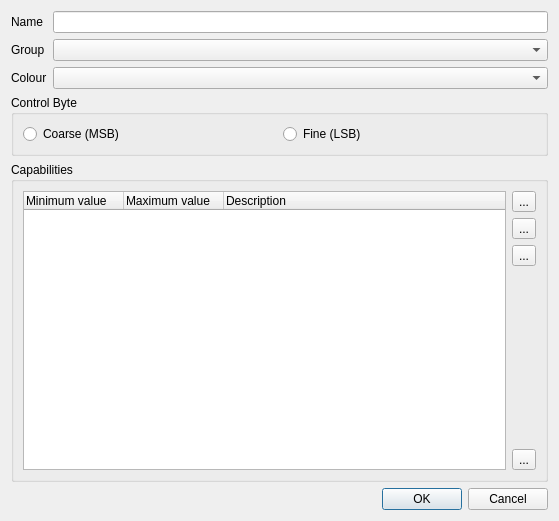
First picture: the form in fixtureeditor/editchannel.ui, repository mcallegari/qlcplus, before the edit.
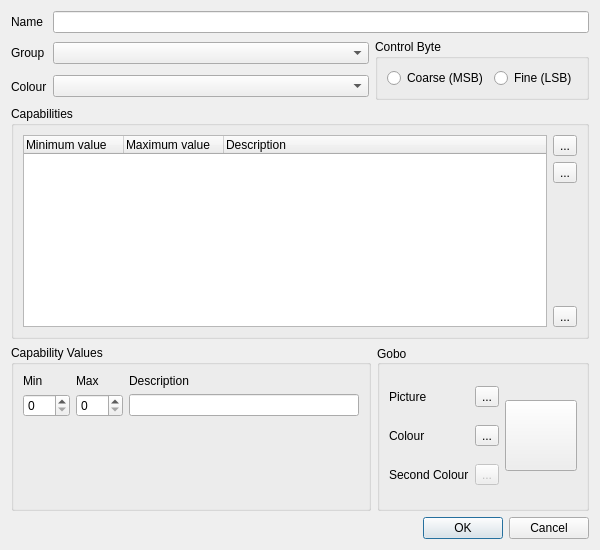
Second picture: the form after the edit. Icons and pictures are not drawn.

Commit message: Fixture Editor: Channel capability editing is now done in a single window

Patch:
```diff
--- a/fixtureeditor/editchannel.ui
+++ b/fixtureeditor/editchannel.ui
@@ -6,8 +6,8 @@
    <rect>
     <x>0</x>
     <y>0</y>
-    <width>559</width>
-    <height>521</height>
+    <width>600</width>
+    <height>550</height>
    </rect>
   </property>
   <property name="windowTitle">
@@ -16,34 +16,25 @@
   <layout class="QGridLayout" name="gridLayout_2">
    <item row="0" column="0">
     <widget class="QLabel" name="m_nameLabel">
+     <property name="sizePolicy">
+      <sizepolicy hsizetype="Preferred" vsizetype="Preferred">
+       <horstretch>0</horstretch>
+       <verstretch>0</verstretch>
+      </sizepolicy>
+     </property>
      <property name="text">
       <string>Name</string>
      </property>
     </widget>
    </item>
-   <item row="0" column="1">
-    <widget class="QLineEdit" name="m_nameEdit">
-     <property name="toolTip">
-      <string>The name of this channel</string>
-     </property>
-    </widget>
-   </item>
-   <item row="1" column="0">
-    <widget class="QLabel" name="m_groupLabel">
-     <property name="text">
-      <string>Group</string>
-     </property>
-    </widget>
-   </item>
-   <item row="1" column="1">
-    <widget class="QComboBox" name="m_groupCombo">
-     <property name="toolTip">
-      <string>The group this channel belongs to</string>
-     </property>
-    </widget>
-   </item>
    <item row="2" column="0">
     <widget class="QLabel" name="m_colourLabel">
+     <property name="sizePolicy">
+      <sizepolicy hsizetype="Preferred" vsizetype="Preferred">
+       <horstretch>0</horstretch>
+       <verstretch>0</verstretch>
+      </sizepolicy>
+     </property>
      <property name="text">
       <string>Colour</string>
      </property>
@@ -51,71 +42,36 @@
    </item>
    <item row="2" column="1">
     <widget class="QComboBox" name="m_colourCombo">
+     <property name="sizePolicy">
+      <sizepolicy hsizetype="Expanding" vsizetype="Fixed">
+       <horstretch>0</horstretch>
+       <verstretch>0</verstretch>
+      </sizepolicy>
+     </property>
      <property name="toolTip">
       <string>Primary colour level controlled by this channel</string>
      </property>
     </widget>
    </item>
-   <item row="3" column="0" colspan="2">
-    <widget class="QGroupBox" name="m_controlByteGroup">
-     <property name="title">
-      <string>Control Byte</string>
+   <item row="1" column="0">
+    <widget class="QLabel" name="m_groupLabel">
+     <property name="sizePolicy">
+      <sizepolicy hsizetype="Preferred" vsizetype="Preferred">
+       <horstretch>0</horstretch>
+       <verstretch>0</verstretch>
+      </sizepolicy>
      </property>
-     <layout class="QHBoxLayout">
-      <item>
-       <widget class="QRadioButton" name="m_msbRadio">
-        <property name="text">
-         <string>Coarse (MSB)</string>
-        </property>
-       </widget>
-      </item>
-      <item>
-       <widget class="QRadioButton" name="m_lsbRadio">
-        <property name="text">
-         <string>Fine (LSB)</string>
-        </property>
-       </widget>
-      </item>
-     </layout>
+     <property name="text">
+      <string>Group</string>
+     </property>
     </widget>
    </item>
-   <item row="4" column="0" colspan="2">
+   <item row="4" column="0" colspan="3">
     <widget class="QGroupBox" name="groupBox_2">
      <property name="title">
       <string>Capabilities</string>
      </property>
      <layout class="QGridLayout" name="gridLayout">
-      <item row="0" column="0" rowspan="5">
-       <widget class="QTreeWidget" name="m_capabilityList">
-        <property name="alternatingRowColors">
-         <bool>true</bool>
-        </property>
-        <property name="rootIsDecorated">
-         <bool>false</bool>
-        </property>
-        <property name="itemsExpandable">
-         <bool>false</bool>
-        </property>
-        <property name="allColumnsShowFocus">
-         <bool>true</bool>
-        </property>
-        <column>
-         <property name="text">
-          <string>Minimum value</string>
-         </property>
-        </column>
-        <column>
-         <property name="text">
-          <string>Maximum value</string>
-         </property>
-        </column>
-        <column>
-         <property name="text">
-          <string>Description</string>
-         </property>
-        </column>
-       </widget>
-      </item>
       <item row="0" column="1">
        <widget class="QToolButton" name="m_addCapabilityButton">
         <property name="toolTip">
@@ -136,47 +92,7 @@
         </property>
        </widget>
       </item>
-      <item row="1" column="1">
-       <widget class="QToolButton" name="m_removeCapabilityButton">
-        <property name="toolTip">
-         <string>Remove the selected capability</string>
-        </property>
-        <property name="text">
-         <string notr="true">...</string>
-        </property>
-        <property name="icon">
-         <iconset resource="../ui/src/qlcui.qrc">
-          <normaloff>:/edit_remove.png</normaloff>:/edit_remove.png</iconset>
-        </property>
-        <property name="iconSize">
-         <size>
-          <width>32</width>
-          <height>32</height>
-         </size>
-        </property>
-       </widget>
-      </item>
       <item row="2" column="1">
-       <widget class="QToolButton" name="m_editCapabilityButton">
-        <property name="toolTip">
-         <string>Edit the selected capability</string>
-        </property>
-        <property name="text">
-         <string notr="true">...</string>
-        </property>
-        <property name="icon">
-         <iconset resource="../ui/src/qlcui.qrc">
-          <normaloff>:/edit.png</normaloff>:/edit.png</iconset>
-        </property>
-        <property name="iconSize">
-         <size>
-          <width>32</width>
-          <height>32</height>
-         </size>
-        </property>
-       </widget>
-      </item>
-      <item row="3" column="1">
        <spacer>
         <property name="orientation">
          <enum>Qt::Vertical</enum>
@@ -189,7 +105,7 @@
         </property>
        </spacer>
       </item>
-      <item row="4" column="1">
+      <item row="3" column="1">
        <widget class="QToolButton" name="m_wizardButton">
         <property name="toolTip">
          <string>Capability wizard</string>
@@ -209,10 +125,282 @@
         </property>
        </widget>
       </item>
+      <item row="1" column="1">
+       <widget class="QToolButton" name="m_removeCapabilityButton">
+        <property name="toolTip">
+         <string>Remove the selected capability</string>
+        </property>
+        <property name="text">
+         <string notr="true">...</string>
+        </property>
+        <property name="icon">
+         <iconset resource="../ui/src/qlcui.qrc">
+          <normaloff>:/edit_remove.png</normaloff>:/edit_remove.png</iconset>
+        </property>
+        <property name="iconSize">
+         <size>
+          <width>32</width>
+          <height>32</height>
+         </size>
+        </property>
+       </widget>
+      </item>
+      <item row="0" column="0" rowspan="4">
+       <widget class="QTreeWidget" name="m_capabilityList">
+        <property name="alternatingRowColors">
+         <bool>true</bool>
+        </property>
+        <property name="rootIsDecorated">
+         <bool>false</bool>
+        </property>
+        <property name="itemsExpandable">
+         <bool>false</bool>
+        </property>
+        <property name="allColumnsShowFocus">
+         <bool>true</bool>
+        </property>
+        <column>
+         <property name="text">
+          <string>Minimum value</string>
+         </property>
+        </column>
+        <column>
+         <property name="text">
+          <string>Maximum value</string>
+         </property>
+        </column>
+        <column>
+         <property name="text">
+          <string>Description</string>
+         </property>
+        </column>
+       </widget>
+      </item>
      </layout>
     </widget>
    </item>
-   <item row="5" column="0" colspan="2">
+   <item row="0" column="1" colspan="2">
+    <widget class="QLineEdit" name="m_nameEdit">
+     <property name="toolTip">
+      <string>The name of this channel</string>
+     </property>
+    </widget>
+   </item>
+   <item row="5" column="0" colspan="3">
+    <layout class="QHBoxLayout" name="m_capValueGroup">
+     <item>
+      <widget class="QGroupBox" name="m_valueGroup">
+       <property name="title">
+        <string>Capability Values</string>
+       </property>
+       <layout class="QGridLayout" name="_2">
+        <item row="1" column="2">
+         <widget class="QLabel" name="m_descriptionLabel">
+          <property name="sizePolicy">
+           <sizepolicy hsizetype="Preferred" vsizetype="Preferred">
+            <horstretch>0</horstretch>
+            <verstretch>0</verstretch>
+           </sizepolicy>
+          </property>
+          <property name="text">
+           <string>Description</string>
+          </property>
+         </widget>
+        </item>
+        <item row="2" column="1">
+         <widget class="QSpinBox" name="m_maxSpin">
+          <property name="accelerated">
+           <bool>true</bool>
+          </property>
+          <property name="maximum">
+           <number>255</number>
+          </property>
+         </widget>
+        </item>
+        <item row="2" column="2">
+         <widget class="QLineEdit" name="m_descriptionEdit"/>
+        </item>
+        <item row="2" column="0">
+         <widget class="QSpinBox" name="m_minSpin">
+          <property name="accelerated">
+           <bool>true</bool>
+          </property>
+          <property name="maximum">
+           <number>255</number>
+          </property>
+         </widget>
+        </item>
+        <item row="1" column="0">
+         <widget class="QLabel" name="m_minLabel">
+          <property name="sizePolicy">
+           <sizepolicy hsizetype="Preferred" vsizetype="Preferred">
+            <horstretch>0</horstretch>
+            <verstretch>0</verstretch>
+           </sizepolicy>
+          </property>
+          <property name="text">
+           <string>Min</string>
+          </property>
+         </widget>
+        </item>
+        <item row="1" column="1">
+         <widget class="QLabel" name="m_maxLabel">
+          <property name="sizePolicy">
+           <sizepolicy hsizetype="Preferred" vsizetype="Preferred">
+            <horstretch>0</horstretch>
+            <verstretch>0</verstretch>
+           </sizepolicy>
+          </property>
+          <property name="text">
+           <string>Max</string>
+          </property>
+         </widget>
+        </item>
+        <item row="3" column="2">
+         <spacer name="verticalSpacer">
+          <property name="orientation">
+           <enum>Qt::Vertical</enum>
+          </property>
+          <property name="sizeHint" stdset="0">
+           <size>
+            <width>20</width>
+            <height>40</height>
+           </size>
+          </property>
+         </spacer>
+        </item>
+       </layout>
+      </widget>
+     </item>
+     <item>
+      <widget class="QGroupBox" name="m_resourceGroup">
+       <property name="title">
+        <string>Gobo</string>
+       </property>
+       <property name="alignment">
+        <set>Qt::AlignLeading|Qt::AlignLeft|Qt::AlignVCenter</set>
+       </property>
+       <layout class="QGridLayout" name="gridLayout1">
+        <item row="1" column="3" rowspan="3">
+         <widget class="QToolButton" name="m_resourceButton">
+          <property name="enabled">
+           <bool>true</bool>
+          </property>
+          <property name="minimumSize">
+           <size>
+            <width>64</width>
+            <height>64</height>
+           </size>
+          </property>
+          <property name="text">
+           <string/>
+          </property>
+          <property name="iconSize">
+           <size>
+            <width>64</width>
+            <height>64</height>
+           </size>
+          </property>
+          <property name="arrowType">
+           <enum>Qt::NoArrow</enum>
+          </property>
+         </widget>
+        </item>
+        <item row="3" column="2">
+         <widget class="QToolButton" name="m_color2Button">
+          <property name="enabled">
+           <bool>false</bool>
+          </property>
+          <property name="text">
+           <string>...</string>
+          </property>
+          <property name="icon">
+           <iconset resource="../ui/src/qlcui.qrc">
+            <normaloff>:/color.png</normaloff>:/color.png</iconset>
+          </property>
+         </widget>
+        </item>
+        <item row="2" column="2">
+         <widget class="QToolButton" name="m_color1Button">
+          <property name="text">
+           <string>...</string>
+          </property>
+          <property name="icon">
+           <iconset resource="../ui/src/qlcui.qrc">
+            <normaloff>:/color.png</normaloff>:/color.png</iconset>
+          </property>
+         </widget>
+        </item>
+        <item row="1" column="2">
+         <widget class="QToolButton" name="m_pictureButton">
+          <property name="text">
+           <string>...</string>
+          </property>
+         </widget>
+        </item>
+        <item row="1" column="1">
+         <widget class="QLabel" name="label">
+          <property name="text">
+           <string>Picture</string>
+          </property>
+         </widget>
+        </item>
+        <item row="2" column="1">
+         <widget class="QLabel" name="label_2">
+          <property name="text">
+           <string>Colour</string>
+          </property>
+         </widget>
+        </item>
+        <item row="3" column="1">
+         <widget class="QLabel" name="label_3">
+          <property name="text">
+           <string>Second Colour</string>
+          </property>
+         </widget>
+        </item>
+       </layout>
+      </widget>
+     </item>
+    </layout>
+   </item>
+   <item row="1" column="1">
+    <widget class="QComboBox" name="m_groupCombo">
+     <property name="sizePolicy">
+      <sizepolicy hsizetype="Expanding" vsizetype="Fixed">
+       <horstretch>0</horstretch>
+       <verstretch>0</verstretch>
+      </sizepolicy>
+     </property>
+     <property name="toolTip">
+      <string>The group this channel belongs to</string>
+     </property>
+    </widget>
+   </item>
+   <item row="1" column="2" rowspan="2">
+    <widget class="QGroupBox" name="m_controlByteGroup">
+     <property name="title">
+      <string>Control Byte</string>
+     </property>
+     <layout class="QHBoxLayout">
+      <item>
+       <widget class="QRadioButton" name="m_msbRadio">
+        <property name="text">
+         <string>Coarse (MSB)</string>
+        </property>
+       </widget>
+      </item>
+      <item>
+       <widget class="QRadioButton" name="m_lsbRadio">
+        <property name="text">
+         <string>Fine (LSB)</string>
+        </property>
+       </widget>
+      </item>
+     </layout>
+    </widget>
+   </item>
+   <item row="6" column="0" colspan="3">
     <widget class="QDialogButtonBox" name="buttonBox">
      <property name="orientation">
       <enum>Qt::Horizontal</enum>
```
Left out of the diff: 19 changed lines with no effect on the pictures. The commit also changes 8 other files.
